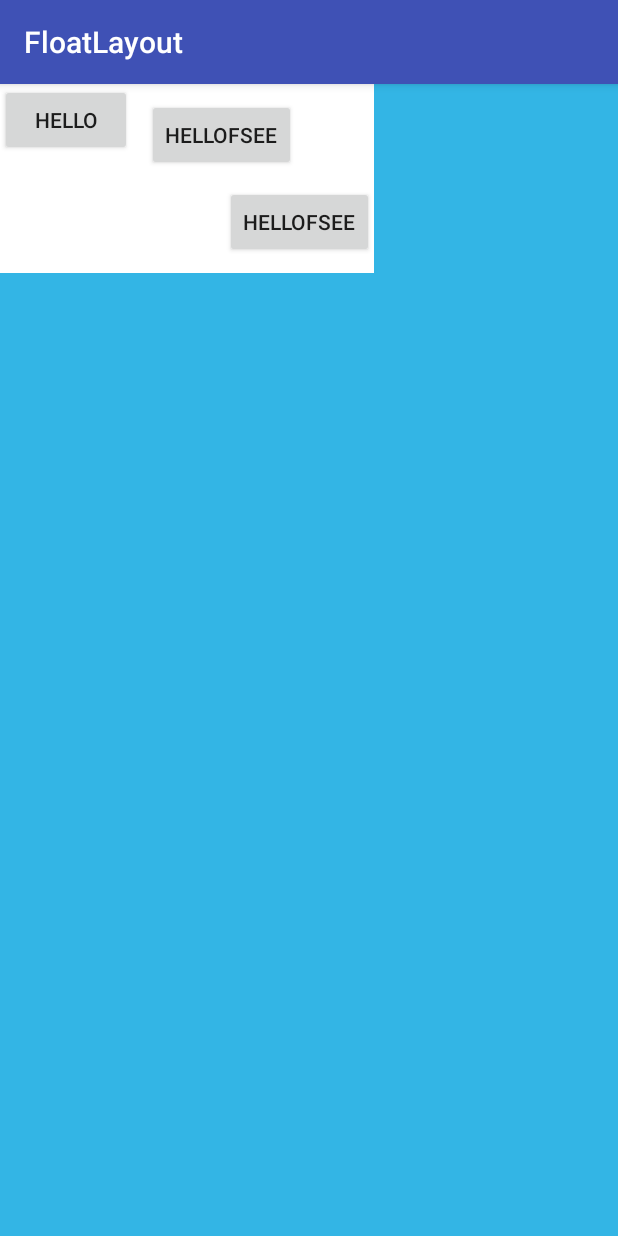
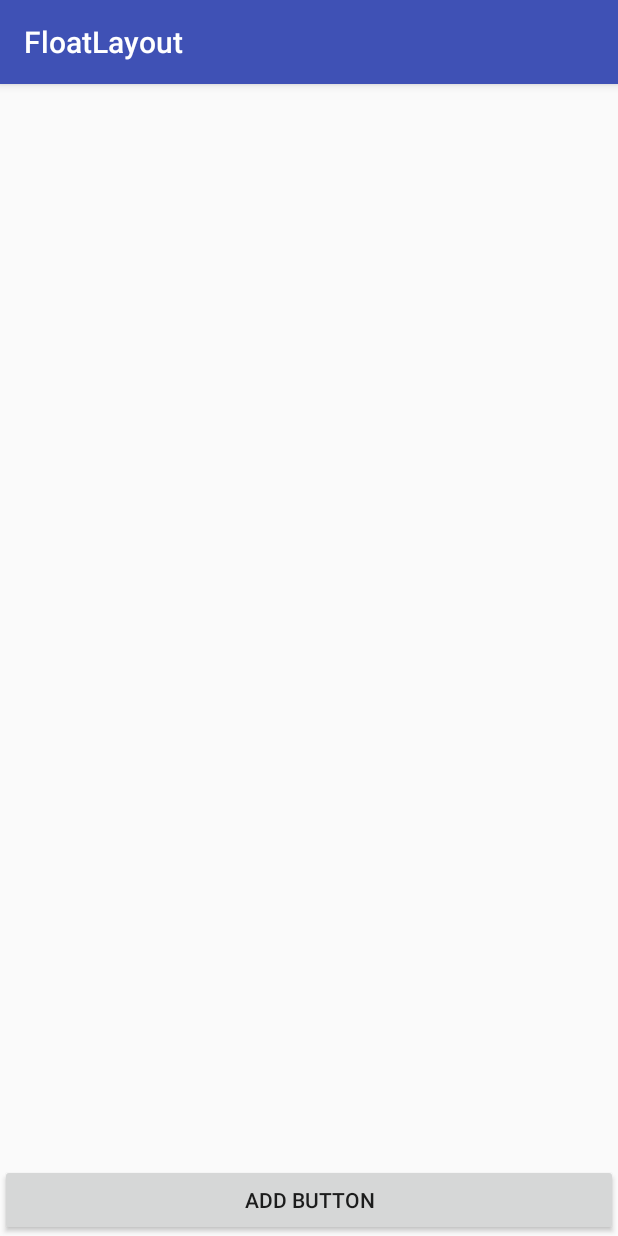
Before and after one commit to Levi-Ackerman/FloatLayout, an Android app: the screen it shows after launch (MainActivity), on a phone screen of 412 x 824 dp. Run offline under Robolectric (Android 15) with nearby library versions, the phone set to English and light mode, and no system bars.

Commit message:
完善demo

```diff
--- a/app/src/main/res/layout/activity_main.xml
+++ b/app/src/main/res/layout/activity_main.xml
@@ -1,9 +1,8 @@
 <?xml version="1.0" encoding="utf-8"?>
-<LinearLayout
+<RelativeLayout
     xmlns:android="http://schemas.android.com/apk/res/android"
     android:layout_width="match_parent"
     android:layout_height="match_parent"
-    android:background="@android:color/holo_blue_light"
     android:orientation="vertical">
 
     <com.zxlee.layout.FloatLayout
@@ -11,24 +10,12 @@
         android:layout_width="wrap_content"
         android:layout_height="wrap_content"
         android:background="@android:color/white">
-
-        <Button
-            android:layout_width="wrap_content"
-            android:layout_height="wrap_content"
-            android:text="Hello"/>
-
-        <Button
-            android:layout_width="wrap_content"
-            android:layout_height="wrap_content"
-            android:layout_margin="10dp"
-            android:text="Hellofsee"/>
-        <Button
-            android:layout_width="wrap_content"
-            android:layout_height="wrap_content"
-            android:layout_marginLeft="150dp"
-            android:layout_marginBottom="10dp"
-            android:text="Hellofsee"/>
-
     </com.zxlee.layout.FloatLayout>
 
-</LinearLayout>
+    <Button
+        android:id="@+id/add_btn"
+        android:layout_width="match_parent"
+        android:layout_height="wrap_content"
+        android:layout_alignParentBottom="true"
+        android:text="Add Button"/>
+</RelativeLayout>
--- a/layout/src/main/java/com/zxlee/layout/FloatLayout.kt
+++ b/layout/src/main/java/com/zxlee/layout/FloatLayout.kt
@@ -103,4 +103,8 @@ class FloatLayout : ViewGroup {
     override fun generateLayoutParams(attrs: AttributeSet?): LayoutParams {
         return MarginLayoutParams(context, attrs)
     }
+
+    override fun generateDefaultLayoutParams(): LayoutParams {
+        return MarginLayoutParams(LayoutParams.WRAP_CONTENT,LayoutParams.WRAP_CONTENT)
+    }
 }
```
Also changed, not shown: app/src/main/java/com/zxlee/floatlayout/MainActivity.kt (+24 -0 lines), app/src/main/res/layout/buttons.xml (added, +30 -0 lines).
